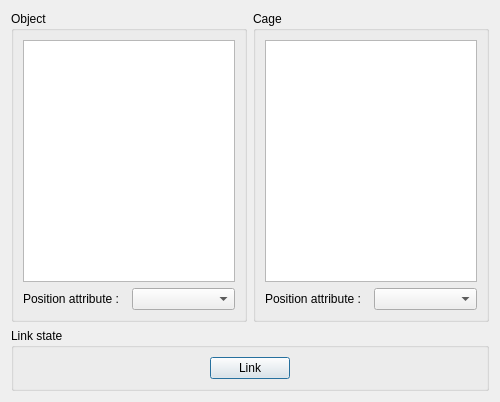
Before: the Qt Designer form forms/dialog_deformationCage.ui in arnaudbletterer/surface_deformationCage, drawn with Qt 5.
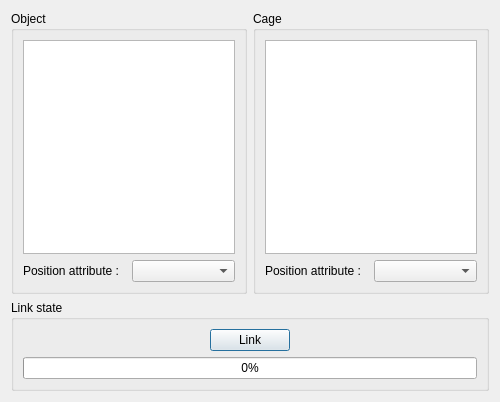
After: the same form once the commit is applied.

Commit message: Modification de l'interface, ajout de QProgressBar pour l'avancement du lien

```diff
--- a/forms/dialog_deformationCage.ui
+++ b/forms/dialog_deformationCage.ui
@@ -82,9 +82,11 @@
      <property name="title">
       <string>Link state</string>
      </property>
+     <layout class="QVBoxLayout" name="verticalLayout_4">
+      <item>
      <layout class="QHBoxLayout" name="horizontalLayout">
       <item>
-       <spacer name="horizontalSpacer">
+         <spacer name="horizontalSpacer_2">
         <property name="orientation">
          <enum>Qt::Horizontal</enum>
         </property>
@@ -104,7 +106,7 @@
        </widget>
       </item>
       <item>
-       <spacer name="horizontalSpacer_2">
+         <spacer name="horizontalSpacer">
         <property name="orientation">
          <enum>Qt::Horizontal</enum>
         </property>
@@ -115,6 +117,21 @@
          </size>
         </property>
        </spacer>
+        </item>
+       </layout>
+      </item>
+      <item>
+       <widget class="QProgressBar" name="progress_link">
+        <property name="enabled">
+         <bool>true</bool>
+        </property>
+        <property name="value">
+         <number>0</number>
+        </property>
+        <property name="textVisible">
+         <bool>true</bool>
+        </property>
+       </widget>
       </item>
      </layout>
     </widget>
```
Lines whose indentation alone changed are shown as unchanged. The commit also changes 3 other files.
